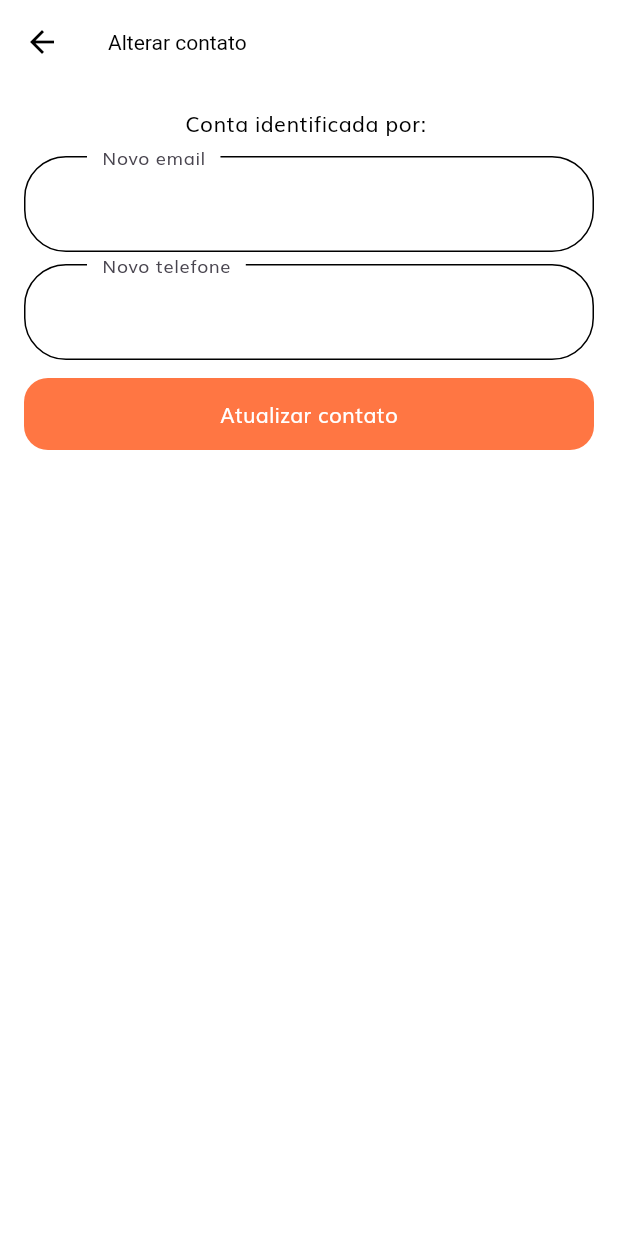
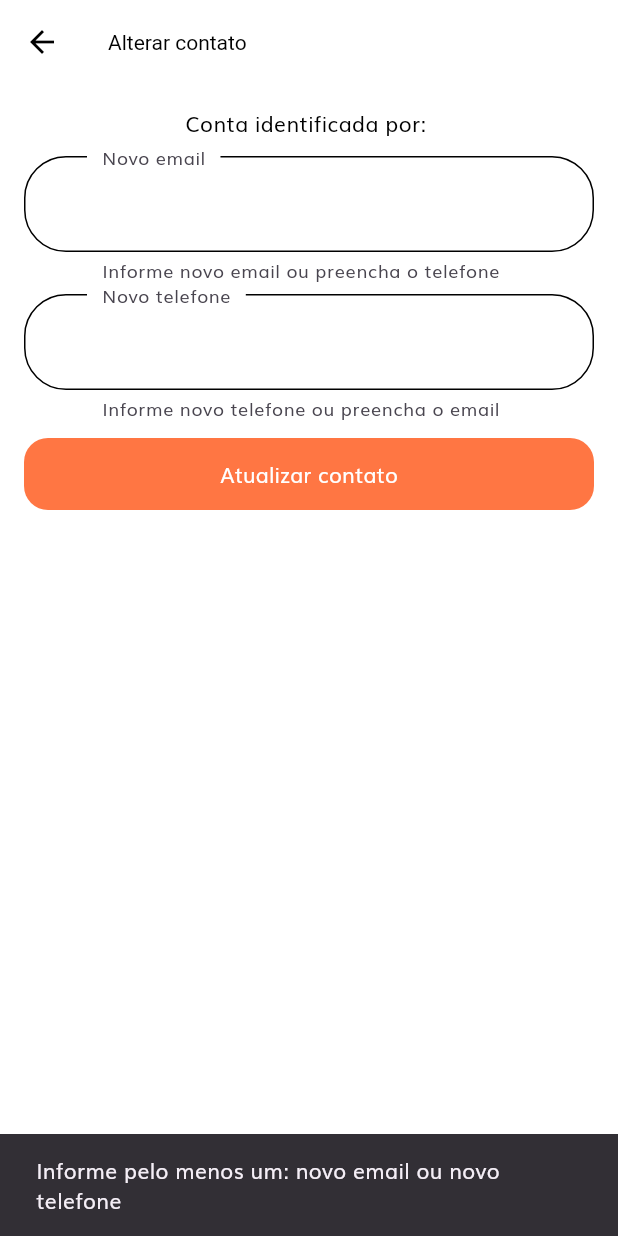
Before and after one commit to henriquesalgoritmo/dentula_app, a Flutter app: the ChangeContactScreen screen opened directly with empty values, after a tap on "Atualizar contato", on a phone screen of 412 x 824 dp. Run offline on Flutter 3.47's test engine with Material 3 defaults, Android fonts, the light colour scheme and no system bars; our stand-ins replace flutter_html, flutter_secure_storage, flutter_svg, photo_view, shared_preferences, video_player; missing offline and left inert: file_selector, pdfx; accounts and stored records are empty.

```diff
--- a/lib/screens/verification/verification_screen.dart
+++ b/lib/screens/verification/verification_screen.dart
@@ -219,8 +219,14 @@ class _ChangeContactScreenState extends State<ChangeContactScreen> {
   }
 
   Future<void> _submit() async {
-    if ((_emailCtrl.text.trim().isEmpty) && (_telefoneCtrl.text.trim().isEmpty))
+    if ((_emailCtrl.text.trim().isEmpty) &&
+        (_telefoneCtrl.text.trim().isEmpty)) {
+      if (mounted)
+        ScaffoldMessenger.of(context).showSnackBar(const SnackBar(
+            content:
+                Text('Informe pelo menos um: novo email ou novo telefone')));
       return;
+    }
     setState(() => loading = true);
     final uri = Uri.parse('${getApiBaseUrl()}change-contact');
     try {
@@ -276,11 +282,15 @@ class _ChangeContactScreenState extends State<ChangeContactScreen> {
             const SizedBox(height: 12),
             TextField(
                 controller: _emailCtrl,
-                decoration: const InputDecoration(labelText: 'Novo email')),
+                decoration: const InputDecoration(
+                    labelText: 'Novo email',
+                    helperText: 'Informe novo email ou preencha o telefone')),
             const SizedBox(height: 8),
             TextField(
                 controller: _telefoneCtrl,
-                decoration: const InputDecoration(labelText: 'Novo telefone')),
+                decoration: const InputDecoration(
+                    labelText: 'Novo telefone',
+                    helperText: 'Informe novo telefone ou preencha o email')),
             const SizedBox(height: 12),
             ElevatedButton(
                 onPressed: loading ? null : _submit,
```
